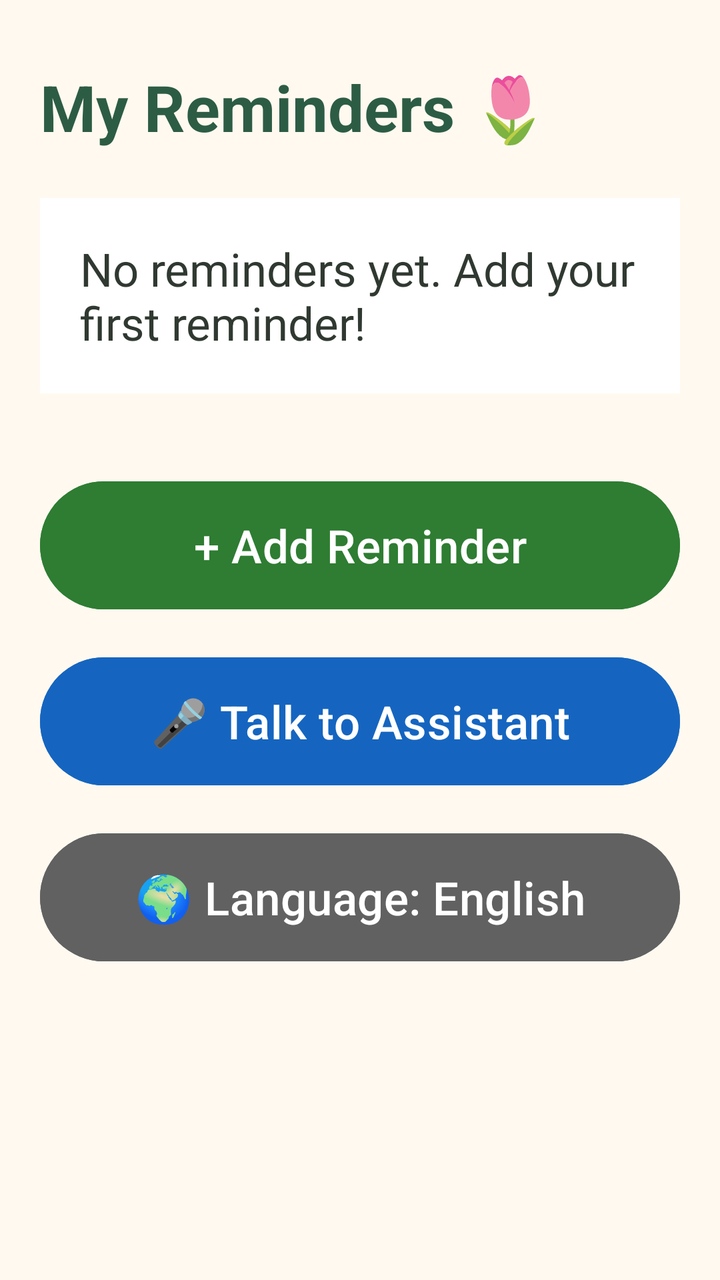
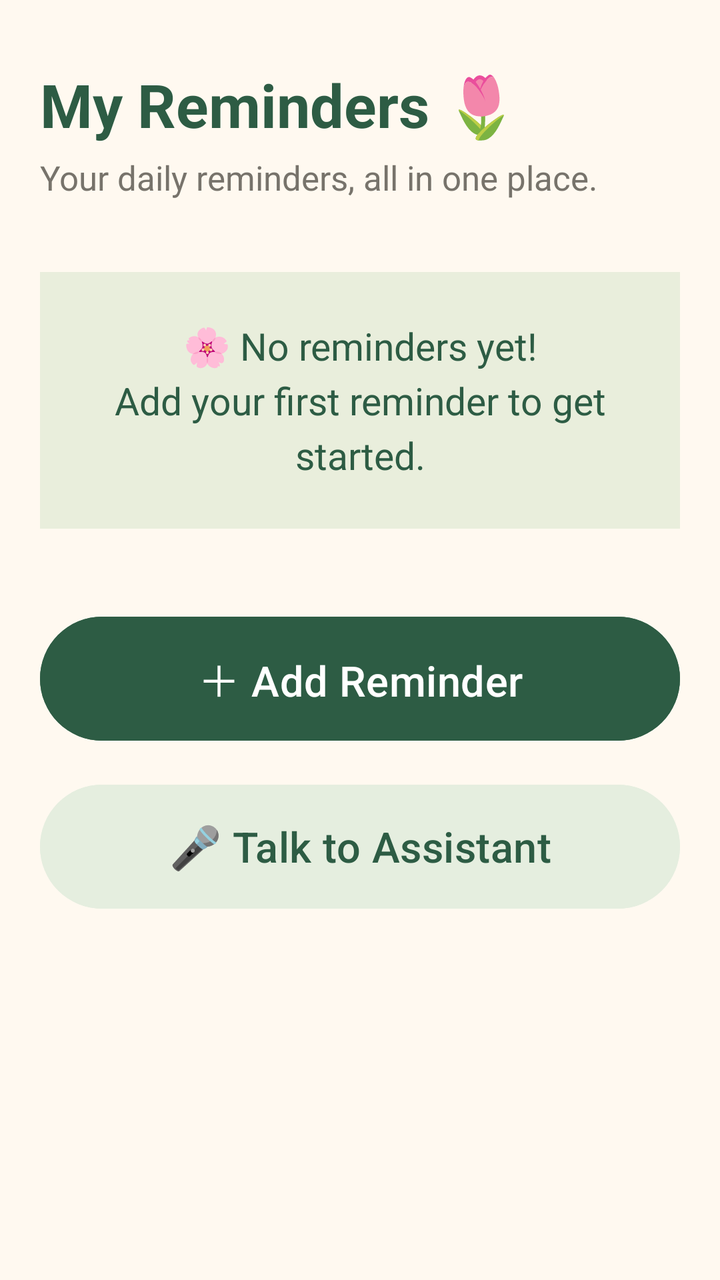

An Android layout rendered at two revisions. The XML below is the earlier revision; the diff shows what the commit changed to produce the second picture.
<!-- AndroidManifest.xml: application theme Theme.ElderlyReminderApp -->
<!-- res/layout/fragment_first.xml -->
<?xml version="1.0" encoding="utf-8"?>
<ScrollView xmlns:android="http://schemas.android.com/apk/res/android"
    android:layout_width="match_parent"
    android:layout_height="match_parent"
    android:background="#FFF9F0"
    android:fillViewport="true">

    <LinearLayout
        android:layout_width="match_parent"
        android:layout_height="wrap_content"
        android:orientation="vertical"
        android:padding="20dp">

        <TextView
            android:layout_width="match_parent"
            android:layout_height="wrap_content"
            android:text="My Reminders 🌷"
            android:textColor="#2D5C44"
            android:textSize="32sp"
            android:textStyle="bold"
            android:paddingTop="12dp"
            android:paddingBottom="12dp" />

        <TextView
            android:id="@+id/empty_reminders_text"
            android:layout_width="match_parent"
            android:layout_height="wrap_content"
            android:layout_marginTop="12dp"
            android:padding="20dp"
            android:background="#FFFFFF"
            android:text="No reminders yet. Add your first reminder!"
            android:textColor="#303931"
            android:textSize="23sp" />

        <LinearLayout
            android:id="@+id/reminders_container"
            android:layout_width="match_parent"
            android:layout_height="wrap_content"
            android:layout_marginTop="16dp"
            android:orientation="vertical" />

        <Button
            android:id="@+id/button_first"
            android:layout_width="match_parent"
            android:layout_height="72dp"
            android:layout_marginTop="24dp"
            android:text="+ Add Reminder"
            android:textSize="23sp"
            android:textAllCaps="false"
            android:backgroundTint="#2E7D32" />

        <Button
            android:id="@+id/assistant_button"
            android:layout_width="match_parent"
            android:layout_height="72dp"
            android:layout_marginTop="16dp"
            android:text="🎤 Talk to Assistant"
            android:textSize="23sp"
            android:textAllCaps="false"
            android:backgroundTint="#1565C0" />

        <Button
            android:id="@+id/language_button"
            android:layout_width="match_parent"
            android:layout_height="72dp"
            android:layout_marginTop="16dp"
            android:text="🌍 Language: English"
            android:textSize="23sp"
            android:textAllCaps="false"
            android:backgroundTint="#616161" />

    </LinearLayout>
</ScrollView>
<!-- resources referenced by this layout -->
<resources>
  <style name="Theme.ElderlyReminderApp" parent="Base.Theme.ElderlyReminderApp" />
  <style name="Base.Theme.ElderlyReminderApp" parent="Theme.Material3.DayNight.NoActionBar">
          
          
      </style>
</resources>

<!-- the commit's change to res/layout/fragment_first.xml (unified diff, before → after) -->
@@ -11,63 +11,77 @@
         android:orientation="vertical"
         android:padding="20dp">
 
+        
         <TextView
             android:layout_width="match_parent"
             android:layout_height="wrap_content"
             android:text="My Reminders 🌷"
             android:textColor="#2D5C44"
-            android:textSize="32sp"
+            android:textSize="30sp"
             android:textStyle="bold"
-            android:paddingTop="12dp"
-            android:paddingBottom="12dp" />
+            android:paddingTop="12dp" />
 
+        <TextView
+            android:layout_width="match_parent"
+            android:layout_height="wrap_content"
+            android:text="Your daily reminders, all in one place."
+            android:textColor="#77736B"
+            android:textSize="17sp"
+            android:layout_marginTop="5dp"
+            android:layout_marginBottom="28dp" />
+
+
+
+        
         <TextView
             android:id="@+id/empty_reminders_text"
             android:layout_width="match_parent"
             android:layout_height="wrap_content"
-            android:layout_marginTop="12dp"
-            android:padding="20dp"
-            android:background="#FFFFFF"
-            android:text="No reminders yet. Add your first reminder!"
-            android:textColor="#303931"
-            android:textSize="23sp" />
+            android:layout_marginTop="8dp"
+            android:padding="24dp"
+            android:background="#E9EEDC"
+            android:gravity="center"
+            android:text="🌸 No reminders yet!\nAdd your first reminder to get started."
+            android:textColor="#2D5C44"
+            android:textSize="19sp"
+            android:lineSpacingExtra="5dp" />
 
+        
         <LinearLayout
             android:id="@+id/reminders_container"
             android:layout_width="match_parent"
             android:layout_height="wrap_content"
-            android:layout_marginTop="16dp"
+            android:layout_marginTop="12dp"
             android:orientation="vertical" />
 
+        
         <Button
             android:id="@+id/button_first"
             android:layout_width="match_parent"
-            android:layout_height="72dp"
-            android:layout_marginTop="24dp"
-            android:text="+ Add Reminder"
-            android:textSize="23sp"
+            android:layout_height="70dp"
+            android:layout_marginTop="28dp"
+            android:text="＋ Add Reminder"
+            android:textSize="21sp"
             android:textAllCaps="false"
-            android:backgroundTint="#2E7D32" />
+            android:textColor="#FFFFFF"
+            android:backgroundTint="#2D5C44" />
 
+        
         <Button
             android:id="@+id/assistant_button"
             android:layout_width="match_parent"
-            android:layout_height="72dp"
-            android:layout_marginTop="16dp"
+            android:layout_height="70dp"
+            android:layout_marginTop="14dp"
             android:text="🎤 Talk to Assistant"
-            android:textSize="23sp"
+            android:textSize="21sp"
             android:textAllCaps="false"
-            android:backgroundTint="#1565C0" />
+            android:textColor="#2D5C44"
+            android:backgroundTint="#E5EEDF" />
 
-        <Button
-            android:id="@+id/language_button"
+        <View
             android:layout_width="match_parent"
-            android:layout_height="72dp"
-            android:layout_marginTop="16dp"
-            android:text="🌍 Language: English"
-            android:textSize="23sp"
-            android:textAllCaps="false"
-            android:backgroundTint="#616161" />
+            android:layout_height="20dp" />
 
     </LinearLayout>
+
 </ScrollView>
<!-- resource entries referenced after the edit -->
@@ -2,8 +2,6 @@
 <resources>
   <style name="Theme.ElderlyReminderApp" parent="Base.Theme.ElderlyReminderApp" />
   <style name="Base.Theme.ElderlyReminderApp" parent="Theme.Material3.DayNight.NoActionBar">
-          
-          
       </style>
 </resources>
 
